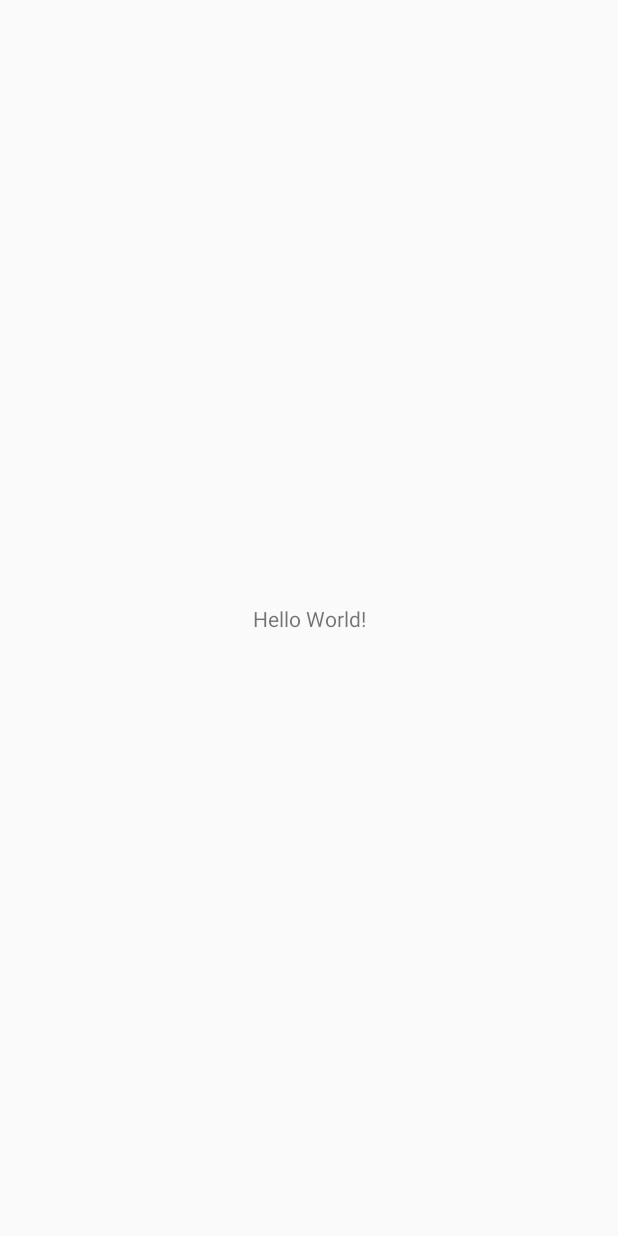
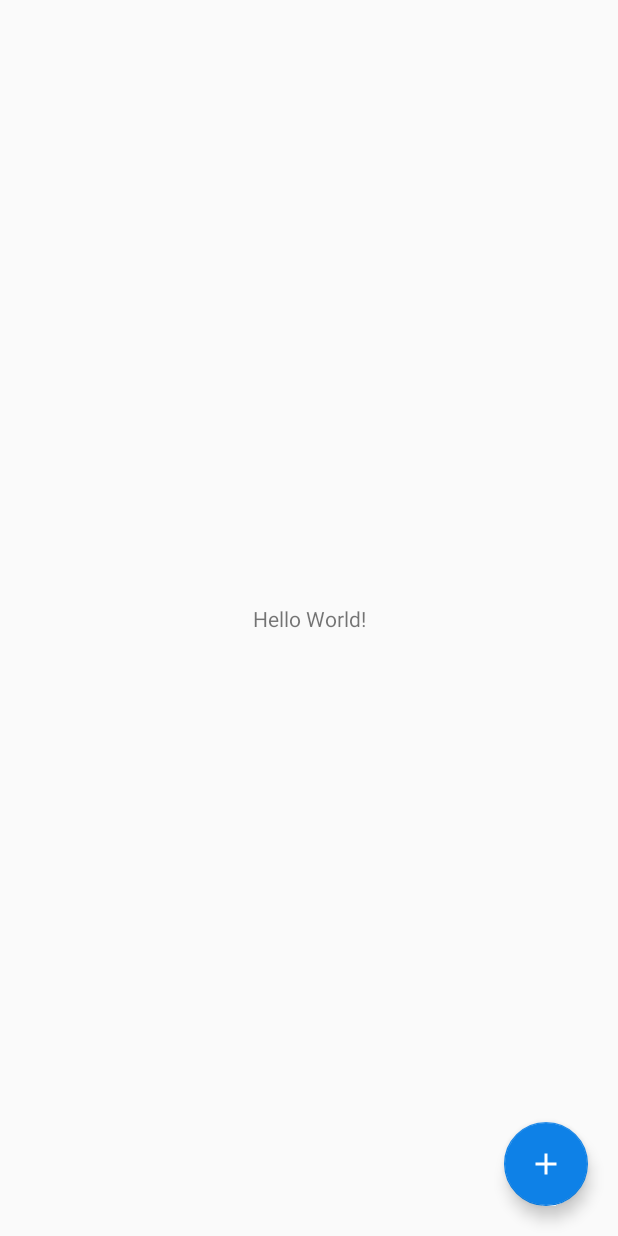
Before and after one commit to Vinayprabhu19/DailyTradeLog, an Android app: the screen it shows after launch (MainActivity), on a phone screen of 412 x 824 dp. Before the commit the screen is almost empty. Run offline under Robolectric (Android 15) with nearby library versions, the phone set to English and light mode, and no system bars.

Commit message:
added activities

```diff
--- a/app/src/main/AndroidManifest.xml
+++ b/app/src/main/AndroidManifest.xml
@@ -10,6 +10,9 @@
         android:supportsRtl="true"
         android:theme="@style/Theme.TradeLog">
         <activity
+            android:name=".AddLog"
+            android:exported="false" />
+        <activity
             android:name=".MainActivity"
             android:exported="true">
             <intent-filter>
--- a/app/src/main/java/com/vp19/tradelog/MainActivity.java
+++ b/app/src/main/java/com/vp19/tradelog/MainActivity.java
@@ -3,14 +3,40 @@ package com.vp19.tradelog;
 import androidx.appcompat.app.AppCompatActivity;
 import androidx.appcompat.app.AppCompatDelegate;
 
+import android.content.Intent;
 import android.os.Bundle;
+import android.util.Log;
+import android.view.View;
+
+import com.vp19.tradelog.dao.TradeLogDao;
+import com.vp19.tradelog.database.AppDatabase;
+import com.vp19.tradelog.models.TradeLog;
+
+import java.util.List;
 
 public class MainActivity extends AppCompatActivity {
 
+    private AppDatabase db;
     @Override
     protected void onCreate(Bundle savedInstanceState) {
         super.onCreate(savedInstanceState);
-        AppCompatDelegate.setDefaultNightMode(AppCompatDelegate.MODE_NIGHT_NO);
-        setContentView(R.layout.activity_main);
+        try {
+            AppCompatDelegate.setDefaultNightMode(AppCompatDelegate.MODE_NIGHT_NO);
+            setContentView(R.layout.activity_main);
+
+            TradeLogDao tradeLogDao = db.tradeLogDao();
+            List<TradeLog> tradeLogList = tradeLogDao.getAll();
+            for(TradeLog t:tradeLogList){
+                Log.i("vplog","Logged - "+t.getDate()+" "+t.getProfit());
+            }
+        } catch (Exception e) {
+            e.printStackTrace();
+        }
+    }
+    public void onAddLog(View v){
+        Intent intentMain = new Intent(MainActivity.this ,
+                AddLog.class);
+        MainActivity.this.startActivity(intentMain);
+        Log.i("Content "," Main layout ");
     }
 }
--- /dev/null
+++ b/app/src/main/java/com/vp19/tradelog/dao/TradeLogDao.java
@@ -0,0 +1,33 @@
+package com.vp19.tradelog.dao;
+
+import androidx.room.Dao;
+import androidx.room.Delete;
+import androidx.room.Insert;
+import androidx.room.Query;
+import androidx.room.Update;
+
+import com.vp19.tradelog.models.TradeLog;
+
+import java.util.List;
+
+@Dao
+public interface TradeLogDao {
+
+    @Query("SELECT * FROM TradeLog")
+    List<TradeLog> getAll();
+
+    @Insert
+    void insertAll(TradeLog... tradeLogs);
+
+    @Insert
+    void insert(TradeLog tradeLog);
+
+    @Query("SELECT * FROM TradeLog WHERE date = :date")
+    TradeLog findTradeLogWithDate(String date);
+
+    @Delete
+    void delete(TradeLog tradeLog);
+
+    @Update
+    void update(TradeLog tradeLog);
+}
--- /dev/null
+++ b/app/src/main/res/drawable-v24/ic_baseline_add_24.xml
@@ -0,0 +1,5 @@
+<vector android:height="24dp" android:tint="#FDD301"
+    android:viewportHeight="24" android:viewportWidth="24"
+    android:width="24dp" xmlns:android="http://schemas.android.com/apk/res/android">
+    <path android:fillColor="@android:color/white" android:pathData="M19,13h-6v6h-2v-6H5v-2h6V5h2v6h6v2z"/>
+</vector>
--- /dev/null
+++ b/app/src/main/res/drawable-v24/ic_baseline_arrow_back_24.xml
@@ -0,0 +1,5 @@
+<vector android:height="24dp" android:tint="#215B50"
+    android:viewportHeight="24" android:viewportWidth="24"
+    android:width="24dp" xmlns:android="http://schemas.android.com/apk/res/android">
+    <path android:fillColor="@android:color/white" android:pathData="M11.67,3.87L9.9,2.1 0,12l9.9,9.9 1.77,-1.77L3.54,12z"/>
+</vector>
--- a/app/src/main/res/layout/activity_main.xml
+++ b/app/src/main/res/layout/activity_main.xml
@@ -15,4 +15,21 @@
         app:layout_constraintRight_toRightOf="parent"
         app:layout_constraintTop_toTopOf="parent" />
 
+
+
+    <com.google.android.material.floatingactionbutton.FloatingActionButton
+
+        android:layout_width="wrap_content"
+        android:layout_height="wrap_content"
+        android:layout_margin="20dp"
+
+        android:onClick="onAddLog"
+        app:backgroundTint="@color/light_blue"
+        app:layout_constraintBottom_toBottomOf="parent"
+        app:layout_constraintRight_toRightOf="parent"
+        app:rippleColor="@color/yellow"
+        app:srcCompat="@drawable/ic_baseline_add_24"
+        app:tint="@color/white">
+
+    </com.google.android.material.floatingactionbutton.FloatingActionButton>
 </androidx.constraintlayout.widget.ConstraintLayout>
--- a/app/src/main/res/values/colors.xml
+++ b/app/src/main/res/values/colors.xml
@@ -7,4 +7,7 @@
     <color name="teal_700">#FF018786</color>
     <color name="black">#FF000000</color>
     <color name="white">#FFFFFFFF</color>
+    <color name="light_blue">#0E81E7</color>
+    <color name="yellow">#CDE70E</color>
+    <color name="material_green">#328A6F</color>
 </resources>
```
Also changed, not shown: app/build.gradle (+7 -0 lines), app/src/main/java/com/vp19/tradelog/AddLog.java (added, +74 -0 lines), app/src/main/java/com/vp19/tradelog/database/AppDatabase.java (added, +12 -0 lines), app/src/main/java/com/vp19/tradelog/models/TradeLog.java (added, +52 -0 lines), app/src/main/res/layout/activity_add_log.xml (added, +102 -0 lines), app/src/main/res/values/strings.xml (+7 -0 lines).
